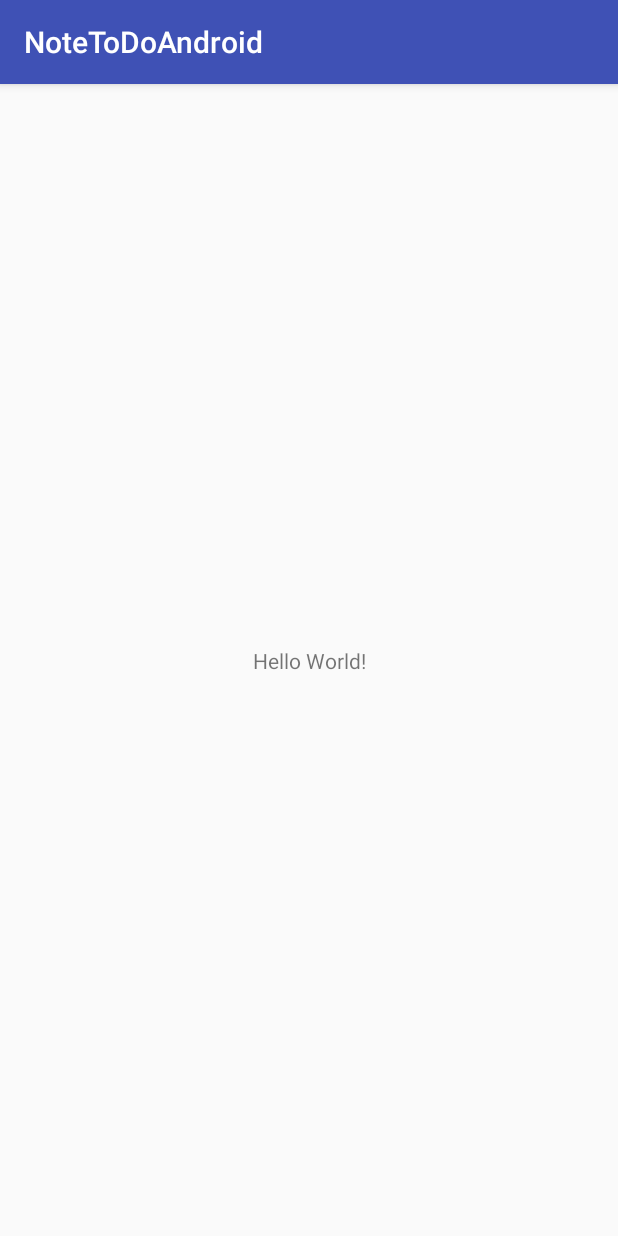
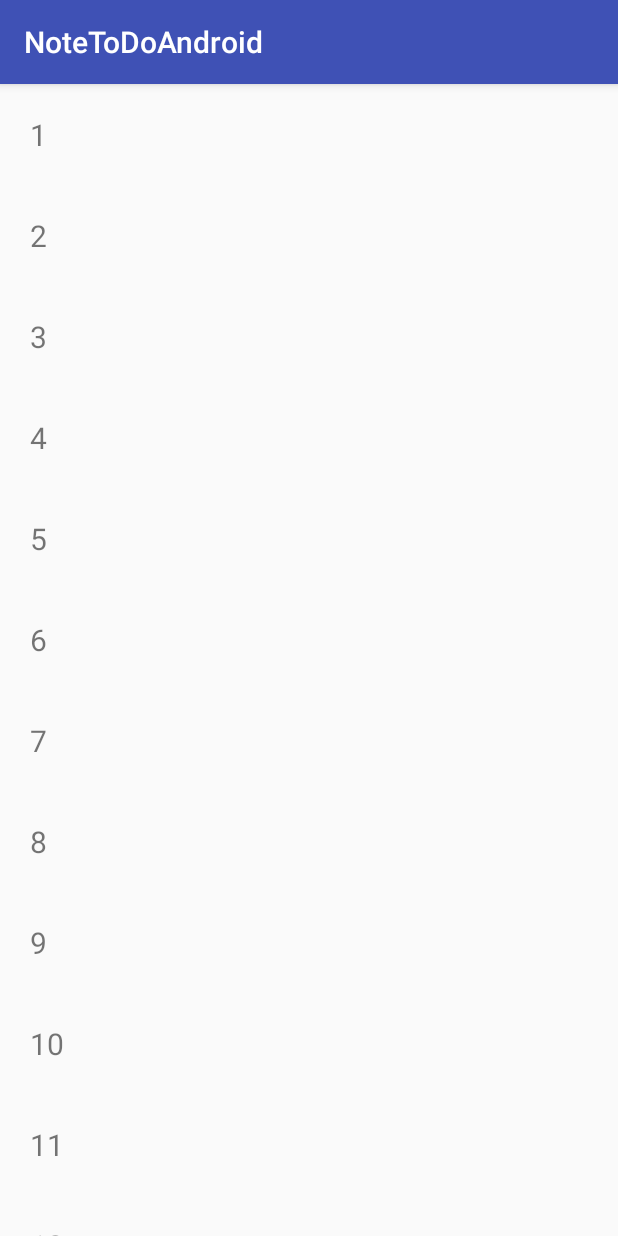
Before and after one commit to tranchung927/NoteToDoAndroid, an Android app: the screen it shows after launch (AllTasksActivity), on a phone screen of 412 x 824 dp. Run offline under Robolectric (Android 15) with nearby library versions, the phone set to English and light mode, and no system bars.

Commit message:
add list 1->100

```diff
--- a/app/build.gradle
+++ b/app/build.gradle
@@ -30,4 +30,5 @@ dependencies {
     testImplementation 'junit:junit:4.12'
     androidTestImplementation 'com.android.support.test:runner:1.0.2'
     androidTestImplementation 'com.android.support.test.espresso:espresso-core:3.0.2'
+    implementation 'com.android.support:recyclerview-v7:27.1.1'
 }
--- a/app/src/main/java/com/example/dung/notetodoandroid/AllTasksActivity.kt
+++ b/app/src/main/java/com/example/dung/notetodoandroid/AllTasksActivity.kt
@@ -18,11 +18,11 @@ class AllTasksActivity : AppCompatActivity() {
         setContentView(R.layout.activity_all_tasks)
         recyclerView.layoutManager = LinearLayoutManager(this)
         recyclerView.setHasFixedSize(true)
-        recyclerView.adapter = ListAdapter(applicationContext, arrayListOf("a", "b", "c", "d", "e", "f", "g", "h", "i", "j", "k", "l"))
+        recyclerView.adapter = ListAdapter(applicationContext, IntArray(100, { i -> i + 1 }).toMutableList())
     }
 }
 
-class ListAdapter(var c: Context, var lists: ArrayList<String>): RecyclerView.Adapter<RecyclerView.ViewHolder>() {
+class ListAdapter(var c: Context, var lists: MutableList<Int>): RecyclerView.Adapter<RecyclerView.ViewHolder>() {
     override fun onCreateViewHolder(parent: ViewGroup, viewType: Int): RecyclerView.ViewHolder {
         var view: View = LayoutInflater.from(parent.context).inflate(R.layout.cell, parent, false)
         return ViewHolder(view)
@@ -33,12 +33,12 @@ class ListAdapter(var c: Context, var lists: ArrayList<String>): RecyclerView.Ad
     }
 
     override fun onBindViewHolder(holder: RecyclerView.ViewHolder, position: Int) {
-        (holder as ViewHolder).bindData(lists[position])
+        (holder as ViewHolder).bindData(lists[position].toString())
     }
 
     class ViewHolder(itemView: View): RecyclerView.ViewHolder(itemView) {
         fun bindData(_list: String) {
-            itemView.tv_animal_type.text = _list
+            itemView.textLabel.text = _list
         }
     }
 }
--- a/app/src/main/res/layout/activity_all_tasks.xml
+++ b/app/src/main/res/layout/activity_all_tasks.xml
@@ -6,13 +6,8 @@
     android:layout_height="match_parent"
     tools:context=".AllTasksActivity">
 
-    <TextView
-        android:layout_width="wrap_content"
-        android:layout_height="wrap_content"
-        android:text="Hello World!"
-        app:layout_constraintBottom_toBottomOf="parent"
-        app:layout_constraintLeft_toLeftOf="parent"
-        app:layout_constraintRight_toRightOf="parent"
-        app:layout_constraintTop_toTopOf="parent" />
-
+    <android.support.v7.widget.RecyclerView
+        android:id="@+id/recyclerView"
+        android:layout_width="match_parent"
+        android:layout_height="match_parent" />
 </android.support.constraint.ConstraintLayout>
--- a/app/src/main/res/layout/cell.xml
+++ b/app/src/main/res/layout/cell.xml
@@ -5,7 +5,7 @@
     android:layout_height="wrap_content">
 
     <TextView
-        android:id="@+id/tv_animal_type"
+        android:id="@+id/textLabel"
         android:layout_width="match_parent"
         android:layout_height="wrap_content"
         android:textSize="20sp"
```
